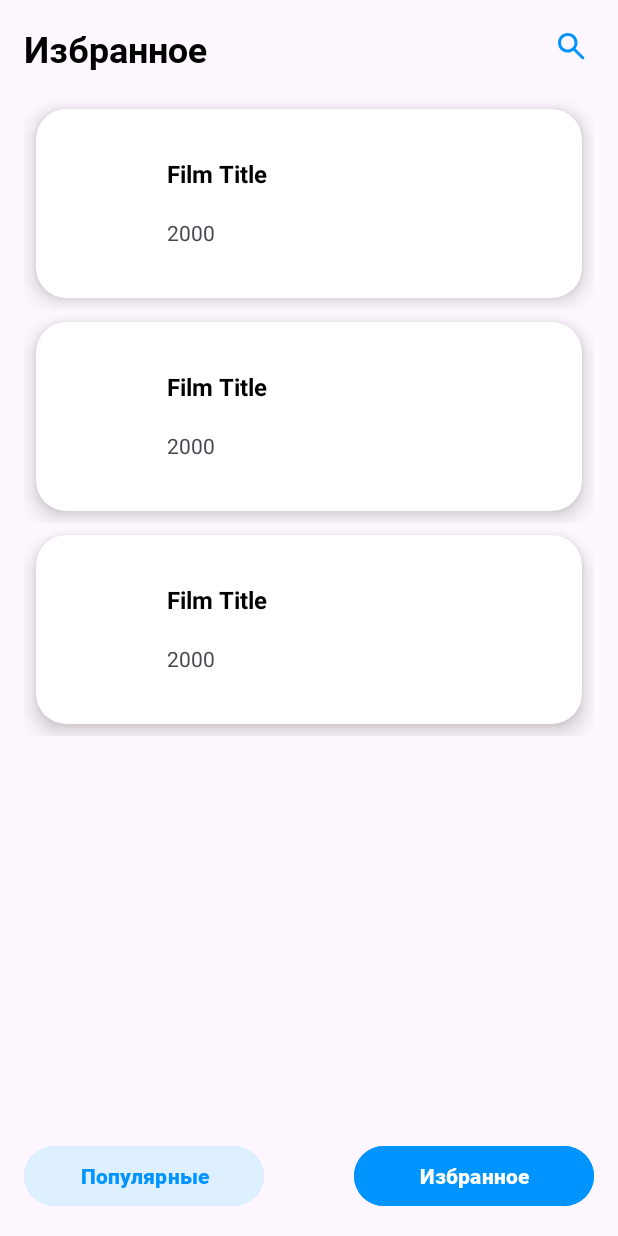
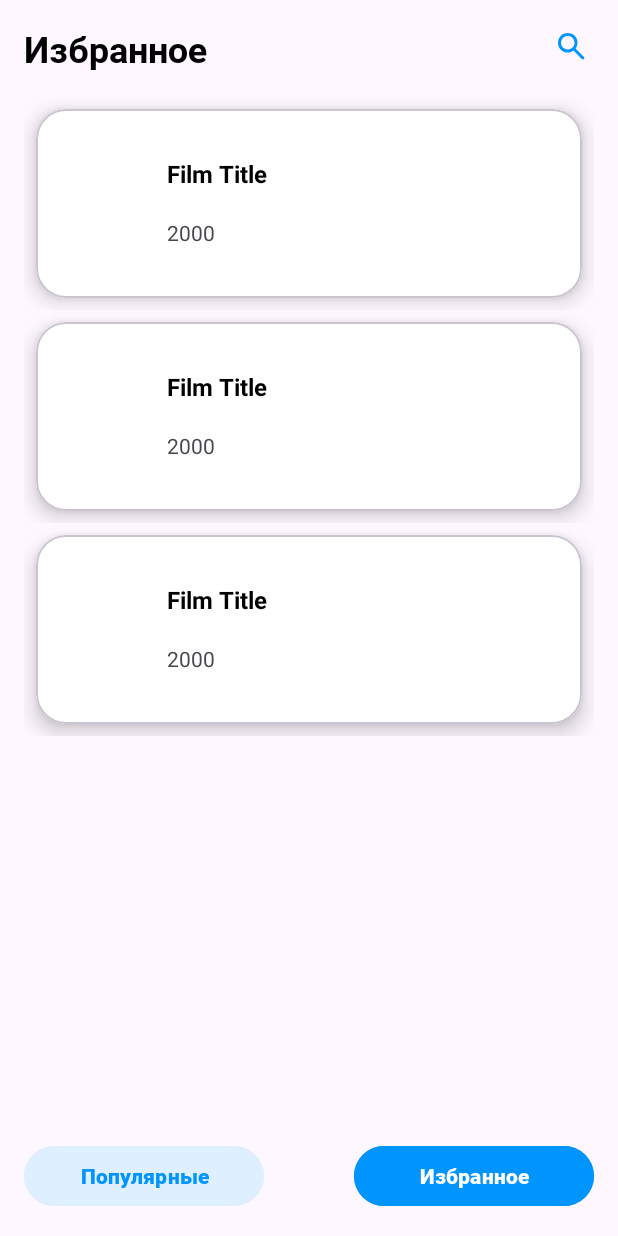
Before and after one commit to MikhailN45/Naumenko, an Android app: the layout fragment_favorites.xml on its own in the app's theme, with its tools: preview values and no code run, on a phone screen of 412 x 824 dp. Run offline under Robolectric (Android 15) with nearby library versions, the phone set to English and light mode, and no system bars.

Commit message:
add material card for recyclers

```diff
--- a/app/src/main/res/layout/view_holder_favorites.xml
+++ b/app/src/main/res/layout/view_holder_favorites.xml
@@ -5,13 +5,14 @@
     android:layout_width="match_parent"
     android:layout_height="match_parent">
 
-    <androidx.cardview.widget.CardView
+    <com.google.android.material.card.MaterialCardView
         android:layout_width="match_parent"
         android:layout_height="wrap_content"
         android:layout_marginStart="8dp"
         android:layout_marginEnd="8dp"
         app:cardCornerRadius="20dp"
         app:cardElevation="8dp"
+        android:backgroundTint="@color/white"
         app:layout_constraintBottom_toBottomOf="parent"
         app:layout_constraintEnd_toEndOf="parent"
         app:layout_constraintStart_toStartOf="parent"
@@ -105,5 +106,5 @@
                 app:layout_constraintTop_toTopOf="parent" />
 
         </androidx.constraintlayout.widget.ConstraintLayout>
-    </androidx.cardview.widget.CardView>
+    </com.google.android.material.card.MaterialCardView>
 </androidx.constraintlayout.widget.ConstraintLayout>
--- a/app/src/main/res/layout/view_holder_film_list.xml
+++ b/app/src/main/res/layout/view_holder_film_list.xml
@@ -6,10 +6,11 @@
     android:layout_height="wrap_content"
     android:orientation="vertical">
 
-    <androidx.cardview.widget.CardView
+    <com.google.android.material.card.MaterialCardView
         android:id="@+id/film_card_list"
         android:layout_width="match_parent"
         android:layout_height="wrap_content"
+        android:backgroundTint="@color/white"
         android:layout_margin="8dp"
         app:cardCornerRadius="20dp"
         app:cardElevation="8dp"
@@ -104,6 +105,6 @@
                 android:contentDescription="@string/favorites"/>
         </androidx.constraintlayout.widget.ConstraintLayout>
 
-    </androidx.cardview.widget.CardView>
+    </com.google.android.material.card.MaterialCardView>
 
 </LinearLayout>
```
